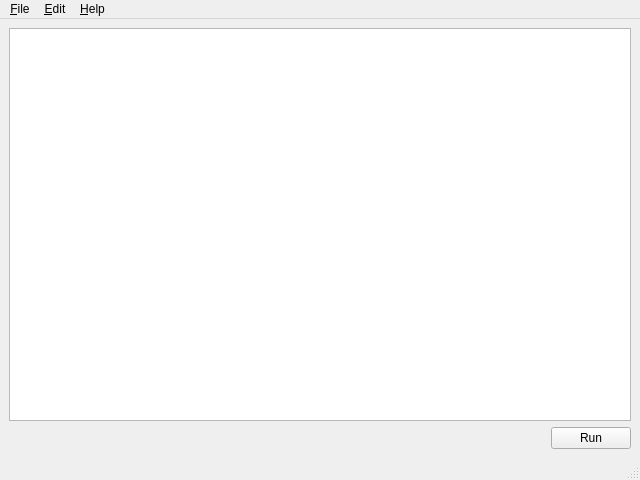
First picture: the form in graphs/ui/main_window.ui, repository zexUlt/masters_python, before the edit.
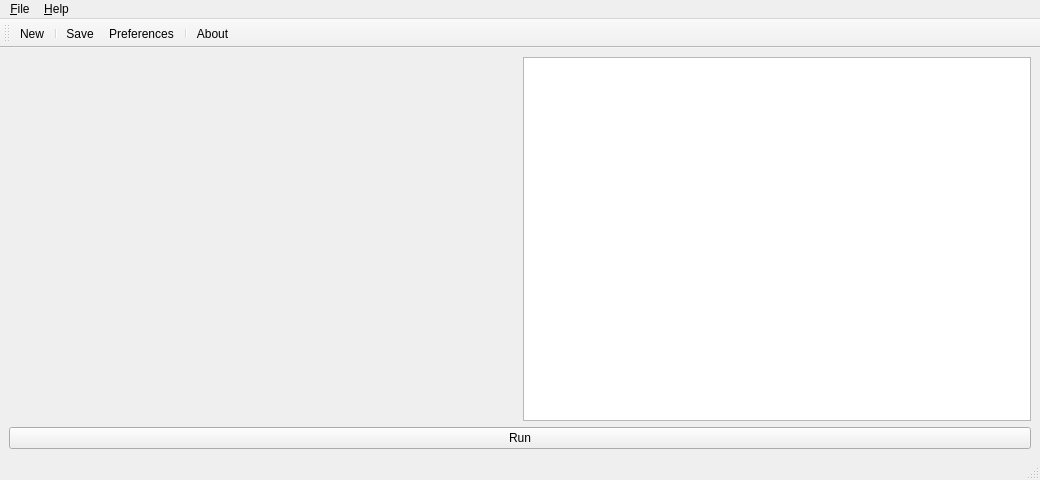
Second picture: the form after the edit. Icons and pictures are not drawn.

The edit to the form file:
```diff
--- a/graphs/ui/main_window.ui
+++ b/graphs/ui/main_window.ui
@@ -6,37 +6,52 @@
    <rect>
     <x>0</x>
     <y>0</y>
-    <width>640</width>
+    <width>1040</width>
     <height>480</height>
    </rect>
   </property>
+  <property name="sizePolicy">
+   <sizepolicy hsizetype="Expanding" vsizetype="Expanding">
+    <horstretch>0</horstretch>
+    <verstretch>0</verstretch>
+   </sizepolicy>
+  </property>
+  <property name="minimumSize">
+   <size>
+    <width>640</width>
+    <height>480</height>
+   </size>
+  </property>
   <property name="windowTitle">
    <string>MainWindow</string>
   </property>
   <widget class="QWidget" name="centralwidget">
+   <property name="sizePolicy">
+    <sizepolicy hsizetype="Expanding" vsizetype="Expanding">
+     <horstretch>0</horstretch>
+     <verstretch>0</verstretch>
+    </sizepolicy>
+   </property>
    <layout class="QGridLayout" name="gridLayout">
-    <item row="1" column="1">
+    <item row="4" column="0" colspan="2">
      <widget class="QPushButton" name="runBtn">
       <property name="text">
        <string>Run</string>
       </property>
      </widget>
     </item>
-    <item row="1" column="0">
-     <spacer name="horizontalSpacer">
-      <property name="orientation">
-       <enum>Qt::Horizontal</enum>
+    <item row="0" column="1">
+     <widget class="QTextBrowser" name="textBrowser">
+      <property name="sizePolicy">
+       <sizepolicy hsizetype="Preferred" vsizetype="Preferred">
+        <horstretch>0</horstretch>
+        <verstretch>0</verstretch>
+       </sizepolicy>
       </property>
-      <property name="sizeHint" stdset="0">
-       <size>
-        <width>40</width>
-        <height>20</height>
-       </size>
+      <property name="autoFormatting">
+       <set>QTextEdit::AutoAll</set>
       </property>
-     </spacer>
-    </item>
-    <item row="0" column="0" colspan="2">
-     <widget class="QListView" name="listView"/>
+     </widget>
     </item>
    </layout>
   </widget>
@@ -45,10 +60,16 @@
     <rect>
      <x>0</x>
      <y>0</y>
-     <width>640</width>
+     <width>1040</width>
      <height>22</height>
     </rect>
    </property>
+   <widget class="QMenu" name="menuHelp">
+    <property name="title">
+     <string>&amp;Help</string>
+    </property>
+    <addaction name="action_About"/>
+   </widget>
    <widget class="QMenu" name="menuFile">
     <property name="title">
      <string>&amp;File</string>
@@ -58,22 +79,27 @@
     <addaction name="separator"/>
     <addaction name="actionQuit"/>
    </widget>
-   <widget class="QMenu" name="menuEdit">
-    <property name="title">
-     <string>&amp;Edit</string>
-    </property>
-   </widget>
-   <widget class="QMenu" name="menuHelp">
-    <property name="title">
-     <string>&amp;Help</string>
-    </property>
-    <addaction name="action_About"/>
-   </widget>
    <addaction name="menuFile"/>
-   <addaction name="menuEdit"/>
    <addaction name="menuHelp"/>
   </widget>
   <widget class="QStatusBar" name="statusbar"/>
+  <widget class="QToolBar" name="toolBar">
+   <property name="windowTitle">
+    <string>toolBar</string>
+   </property>
+   <attribute name="toolBarArea">
+    <enum>TopToolBarArea</enum>
+   </attribute>
+   <attribute name="toolBarBreak">
+    <bool>false</bool>
+   </attribute>
+   <addaction name="actionNew"/>
+   <addaction name="separator"/>
+   <addaction name="actionSave"/>
+   <addaction name="actionPreferences"/>
+   <addaction name="separator"/>
+   <addaction name="action_About"/>
+  </widget>
   <action name="actionNew">
    <property name="text">
     <string>&amp;New...</string>
@@ -109,6 +135,18 @@
     <string>&amp;About</string>
    </property>
   </action>
+  <action name="actionPreferences">
+   <property name="icon">
+    <iconset resource="../resources.qrc">
+     <normaloff>:/resources/settings.png</normaloff>:/resources/settings.png</iconset>
+   </property>
+   <property name="text">
+    <string>&amp;Preferences</string>
+   </property>
+   <property name="shortcut">
+    <string>Ctrl+P</string>
+   </property>
+  </action>
  </widget>
  <resources/>
  <connections/>
```
Left out of the diff: 26 changed lines with no effect on the pictures.
